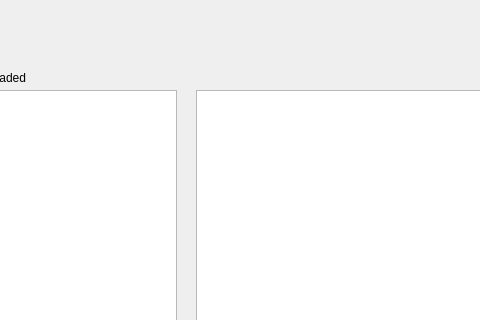
Before: the Qt Designer form listview.ui in Gance54/test_qt, drawn with Qt 5; both pictures show x 424 to 904 and y 0 to 320 of the 1234 by 703 pixel window.
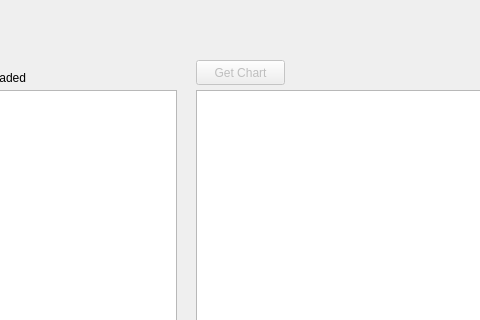
After: the same form once the commit is applied.

Commit message: Updated to Qt 5.11. Added history chart

Patch:
```diff
--- a/listview.ui
+++ b/listview.ui
@@ -111,6 +111,22 @@
     <string>Loaded</string>
    </property>
   </widget>
+  <widget class="QPushButton" name="getChartBtn">
+   <property name="enabled">
+    <bool>false</bool>
+   </property>
+   <property name="geometry">
+    <rect>
+     <x>620</x>
+     <y>60</y>
+     <width>89</width>
+     <height>25</height>
+    </rect>
+   </property>
+   <property name="text">
+    <string>Get Chart</string>
+   </property>
+  </widget>
  </widget>
  <resources/>
  <connections>
```
The commit also changes 7 other files.
